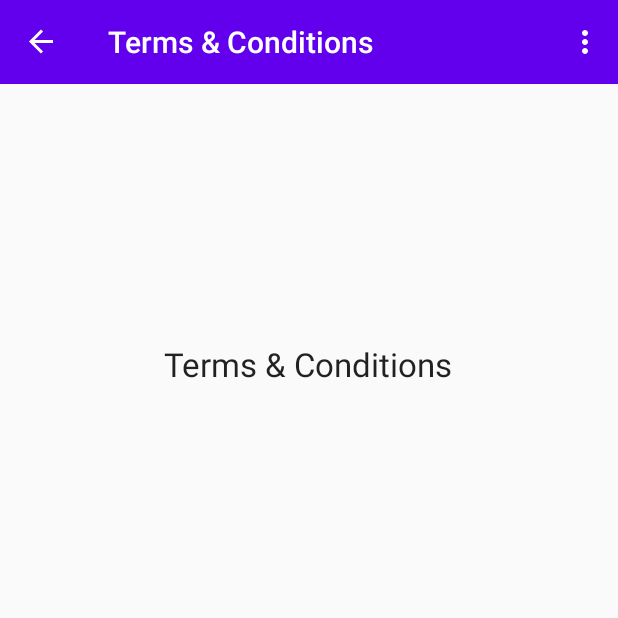
After one commit to Martinrit/CheckItV01, an Android app: the TermsFragment screen opened through its navigation route, on a phone screen of 412 x 824 dp, the top half of it. The commit adds this screen. Run offline under Robolectric (Android 15) with nearby library versions, the phone set to English and light mode, and no system bars; our stand-ins replace navigation-ui.

Commit message:
Version mit Toolbar, die in die Fragement Navigation eingebunden ist sowie zusätzlich ein Fragment Terms&Conditions, das im NavGraph eine Global Action erhalten hat, und die es ermöglicht von jedem Fenster aus angewählt zu werden und wieder zu diesem Fragment zurückzuspringen , siehe https://www.youtube.com/watch?v=WWgNCPu8MeQ&list=PLrnPJCHvNZuCamMFswP597mUF-whXoAA6&index=6

```diff
--- a/app/src/main/java/de/ritterweb/checkitv01/MainActivity.kt
+++ b/app/src/main/java/de/ritterweb/checkitv01/MainActivity.kt
@@ -2,14 +2,13 @@ package de.ritterweb.checkitv01
 
 import androidx.appcompat.app.AppCompatActivity
 import android.os.Bundle
-import android.view.LayoutInflater
-import android.view.View
-import android.view.ViewGroup
+import android.view.*
 import androidx.appcompat.widget.Toolbar
 import androidx.navigation.NavController
 import androidx.navigation.findNavController
 import androidx.navigation.fragment.NavHostFragment
 import androidx.navigation.fragment.findNavController
+import androidx.navigation.ui.onNavDestinationSelected
 import androidx.navigation.ui.setupActionBarWithNavController
 import de.ritterweb.checkitv01.databinding.ActivityMainBinding
 import de.ritterweb.checkitv01.databinding.FragmentHomeBinding
@@ -43,6 +42,38 @@ class MainActivity : AppCompatActivity(){
 
     }
 
+    override fun onCreateOptionsMenu(menu: Menu?): Boolean {
+        menuInflater.inflate(R.menu.options_menu, menu)      // Hier wird das Menu in der Toolbar angelegt aus dem xml Layoutfile
+        return true
+    }
+
+    override fun onOptionsItemSelected(item: MenuItem): Boolean {
+
+        // in dem return if werden zwei Fälle unterschieden:
+        // wenn der MenuPunkt termsAndConditions aufgerufen wird ( übergeben im item als ID) wird über eine globalAction, die im Navgraph pber rechtsklick, Add, Global gesetzt wird
+        // direkt von jedem Fragment in dieses Fragment navigiert
+        ////
+        // wenn andere Menupunkte aufgerufen wird über die im NavGraph definierte Navigation gewechselt.
+
+
+        return if(item.itemId == R.id.termsAndConditions) {
+                val action = NavGraphDirections.actionGlobalTermsFragment()
+                navController.navigate(action)
+            true
+
+        }else  {
+
+             // hier wird die FragmentNavigation ausgewählt, die sich daraus ergibt, was im LayoutFile des Menus als Label gesetzt ist
+        // und gleichzeitig im NavGraph als ID für das Fragement gesetzt ist ( Beide Werte müssen identisch sein!
+        return item.onNavDestinationSelected(navController) || super.onOptionsItemSelected(item)
+                // Diese Syntax führt dazu, dass das Ergebnis von item.onNavDestinationSelected(navController) übergeben wird, wenn es true ist
+                // wenn das Ergebnis fals ist, wird das ergebnis von super.onOptionsItemSelected(item) zurückgegeben.
+                //in der super.xxx Funktion wird dann ggf. die Fehlerbehandlung im Standard ausgelöst
+
+        }
+    }
+
+
     override fun onSupportNavigateUp(): Boolean {
         return navController.navigateUp() || super.onSupportNavigateUp()    // wenn Navigate upfunktionier , also navController.navigateUp() true ist, wird True zurückgegeben, Andernfalls das Ergbnis des Super.OnNavigate....
                                                                             // siehe Stelle 6:45min in https://www.youtube.com/watch?v=yLOsaR_nDrU&list=PLrnPJCHvNZuCamMFswP597mUF-whXoAA6&index=5
--- /dev/null
+++ b/app/src/main/java/de/ritterweb/checkitv01/SettingsFragment.kt
@@ -0,0 +1,6 @@
+package de.ritterweb.checkitv01
+
+import androidx.fragment.app.Fragment
+
+class SettingsFragment : Fragment(R.layout.fragment_setting) {
+}
--- /dev/null
+++ b/app/src/main/java/de/ritterweb/checkitv01/TermsFragment.kt
@@ -0,0 +1,6 @@
+package de.ritterweb.checkitv01
+
+import androidx.fragment.app.Fragment
+
+class TermsFragment : Fragment(R.layout.fragment_terms) {
+}
--- /dev/null
+++ b/app/src/main/res/layout/fragment_terms.xml
@@ -0,0 +1,25 @@
+<?xml version="1.0" encoding="utf-8"?>
+<androidx.constraintlayout.widget.ConstraintLayout xmlns:android="http://schemas.android.com/apk/res/android"
+    xmlns:app="http://schemas.android.com/apk/res-auto"
+    xmlns:tools="http://schemas.android.com/tools"
+    android:layout_width="match_parent"
+    android:layout_height="match_parent"
+    android:orientation="vertical"
+    tools:context=".TermsFragment">
+    <!--  tools:Context muss gesetzt sein, damit das Layout in Nav-Graph als Preview angezeigt wird -->
+
+
+    <TextView
+        android:id="@+id/textView"
+        android:layout_width="wrap_content"
+        android:layout_height="wrap_content"
+        android:layout_marginTop="172dp"
+        android:text="Terms &amp; Conditions"
+        android:textAppearance="@style/TextAppearance.AppCompat.Large"
+        app:layout_constraintEnd_toEndOf="parent"
+        app:layout_constraintHorizontal_bias="0.498"
+        app:layout_constraintStart_toStartOf="parent"
+        app:layout_constraintTop_toTopOf="parent" />
+
+
+</androidx.constraintlayout.widget.ConstraintLayout>
--- /dev/null
+++ b/app/src/main/res/menu/options_menu.xml
@@ -0,0 +1,19 @@
+<?xml version="1.0" encoding="utf-8"?>
+<menu xmlns:android="http://schemas.android.com/apk/res/android"
+    xmlns:app="http://schemas.android.com/apk/res-auto">
+
+    <item
+        android:id="@+id/termsAndConditions"
+        android:title="Termin &amp; Conditions"
+        app:showAsAction="never" />
+
+
+    <!--   android:menuCategory="secondary" sorgt dafür, das die Navigation per Backpfeil
+     in der Toolbar nicht auf den Homescreen zurückspringt, sondern auf das aufrunfende Segment-->
+    <item
+        android:id="@+id/settingsFragment"
+        android:menuCategory="secondary"
+        android:title="Settings"
+
+        app:showAsAction="never" />
+</menu>
--- a/app/src/main/res/navigation/nav_grph.xml
+++ b/app/src/main/res/navigation/nav_grph.xml
@@ -54,4 +54,21 @@
             app:popUpTo="@id/homeFragment"
             app:popUpToInclusive="true" />
     </fragment>
+    <fragment
+        android:id="@+id/settingsFragment"
+        android:name="de.ritterweb.checkitv01.SettingsFragment"
+        android:label="Settings"
+        tools:layout="@layout/fragment_setting" />
+    <fragment
+        android:id="@+id/termsFragment"
+        android:name="de.ritterweb.checkitv01.TermsFragment"
+        android:label="Terms &amp; Conditions"
+        tools:layout="@layout/fragment_terms" />
+    <action
+        android:id="@+id/action_global_termsFragment"
+        app:destination="@id/termsFragment"
+        app:enterAnim="@anim/slide_in_top"
+        app:exitAnim="@anim/slide_out_bottom"
+        app:popEnterAnim="@anim/slide_in_bottom"
+        app:popExitAnim="@anim/slide_out_top" />
 </navigation>
--- a/app/src/main/res/values/colors.xml
+++ b/app/src/main/res/values/colors.xml
@@ -1,6 +1,12 @@
 <?xml version="1.0" encoding="utf-8"?>
 <resources>
+
+    <color name="colorPrimary">#6200EE</color>
+    <color name="colorPrimaryDark">#3700B3</color>
+    <color name="colorAccent">#E81B1B</color>
+    <!--
     <color name="colorPrimary">#6200EE</color>
     <color name="colorPrimaryDark">#3700B3</color>
     <color name="colorAccent">#03DAC5</color>
+    -->
 </resources>
```
Also changed, not shown: app/src/main/res/layout/fragment_setting.xml (added, +25 -0 lines).
